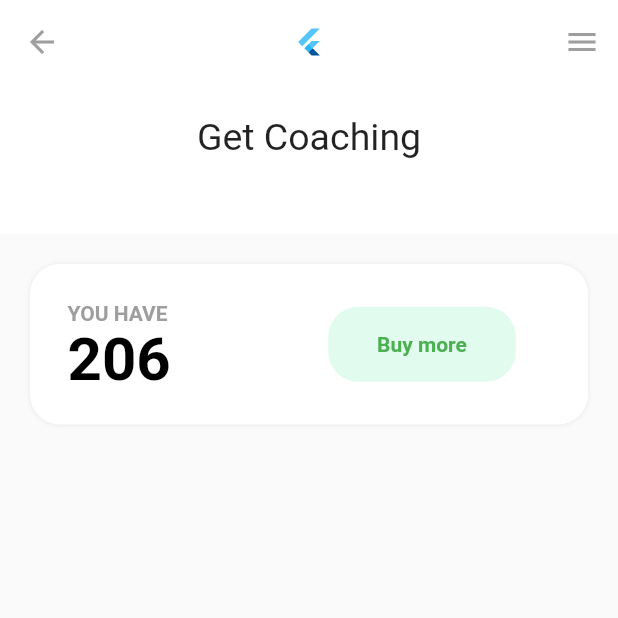
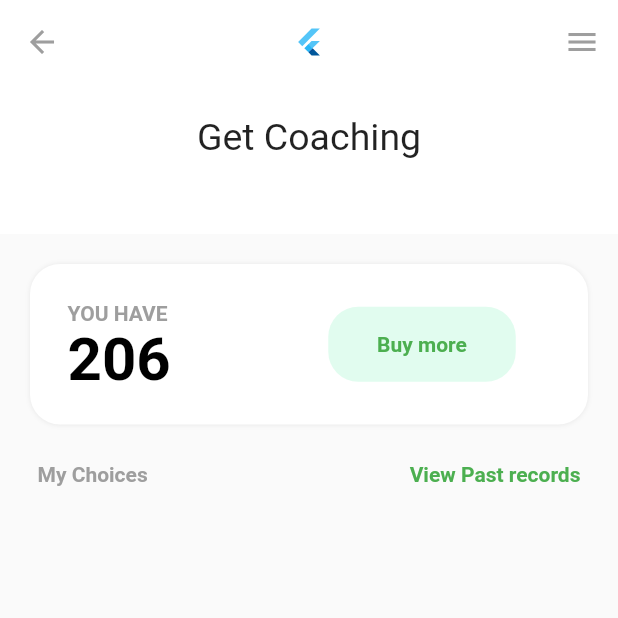
Before and after one commit to sajidshahriar72543/FlutterUI-challenge, a Flutter app: the screen it shows after launch, on a phone screen of 412 x 824 dp, the top half of it. Run offline on Flutter 3.47's test engine with Material 2 defaults, Android fonts, the phone set to English and light mode, and no system bars.

Commit message:
Start below areas of the Mid Upper container

```diff
--- a/lib/main.dart
+++ b/lib/main.dart
@@ -127,9 +127,37 @@ class _MyHomePageState extends State<MyHomePage> {
                               fontSize: 14),
                         ),
                       ),
-                    )
+                    ),
                   ]),
             ),
+            const SizedBox(
+              height: 25,
+            ),
+            Container(
+              padding: const EdgeInsets.only(left: 25, right: 25),
+              child: Row(
+                mainAxisAlignment: MainAxisAlignment.spaceBetween,
+                children: const <Widget>[
+                  Text(
+                    "My Choices",
+                    style: TextStyle(
+                      color: Colors.grey,
+                      fontWeight: FontWeight.bold,
+                      fontSize: 14,
+                    ),
+                  ),
+                  Text(
+                    "View Past records",
+                    style: TextStyle(
+                      color: Colors.green,
+                      fontWeight: FontWeight.bold,
+                      fontSize: 14,
+                    ),
+                  ),
+                ],
+              ),
+            ),
+
           ],
         ));
   }
```
